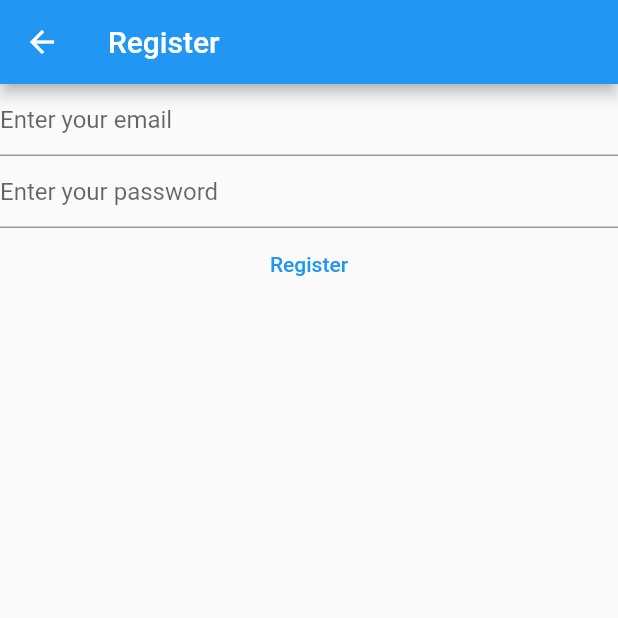
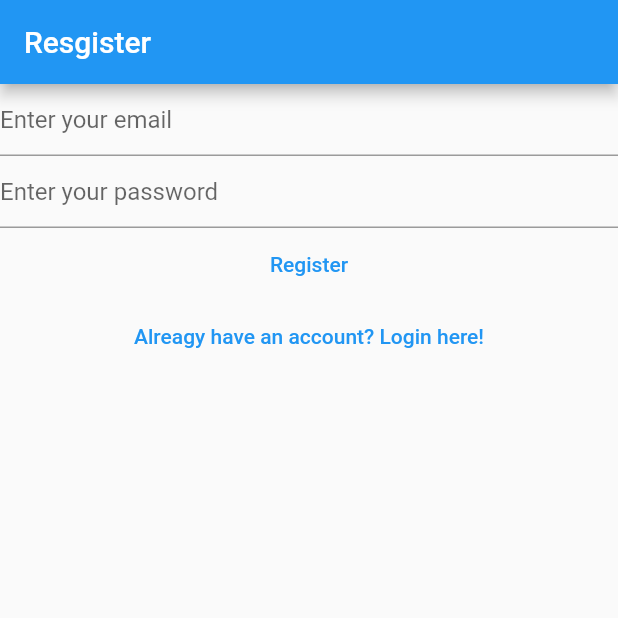
Before and after one commit to nhlinhseuit/Unit-Test-My-Notes, a Flutter app: the RegisterView screen opened directly, on a phone screen of 412 x 824 dp, the top half of it. Run offline on Flutter 3.47's test engine with Material 2 defaults, Android fonts, the phone set to English and light mode, and no system bars; our stand-ins replace firebase_auth, firebase_core; accounts and stored records are empty.

Commit message:
add login and register view

```diff
--- a/lib/views/register_view.dart
+++ b/lib/views/register_view.dart
@@ -31,16 +31,9 @@ class _RegisterViewState extends State<RegisterView> {
   Widget build(BuildContext context) {
     return Scaffold(
       appBar: AppBar(
-        title: const Text('Register'),
+        title: const Text('Resgister'),
       ),
-      body: FutureBuilder (
-        future: Firebase.initializeApp (
-          options: DefaultFirebaseOptions.currentPlatform,
-        ),
-        builder: (BuildContext context, AsyncSnapshot<dynamic> snapshot) {
-          switch (snapshot.connectionState) {
-            case ConnectionState.done:
-              return Column(
+      body: Column(
         children: [
           TextField(
             controller: _email,
@@ -70,22 +63,26 @@ class _RegisterViewState extends State<RegisterView> {
               );
             } on FirebaseAuthException catch(e) {
               if (e.code == 'weak-password') {
-                        print('Babe, your password is quite weak.');
+                // print('Babe, your password is quite weak.');
               } else if (e.code == 'email-already-in-use') {
-                        print('Babe, your email is already in use.');
+                // print('Babe, your email is already in use.');
               } else if (e.code == 'invalid-email') {
-                        print('Babe, your email is invalid.');
+                // print('Babe, your email is invalid.');
               } else {
-                        print(e.code);
+                // print(e.code);
               }
             }
           }, child: const Text('Register'),),
+          TextButton(
+            onPressed: () {
+              Navigator.of(context).pushNamedAndRemoveUntil(
+                '/login/',
+                (route) => false
+              );
+            },
+            child: const Text('Alreagy have an account? Login here!')
+          )
         ],
-              );
-              default:
-              return const Text('Loading...');
-            }
-          },
       ),
     );
   }
```
Also changed, not shown: lib/main.dart (+11 -10 lines), lib/views/login_view.dart (+13 -16 lines), lib/views/verify_view.dart (added, +31 -0 lines), 1 other file. Lines whose indentation alone changed are shown as unchanged.
